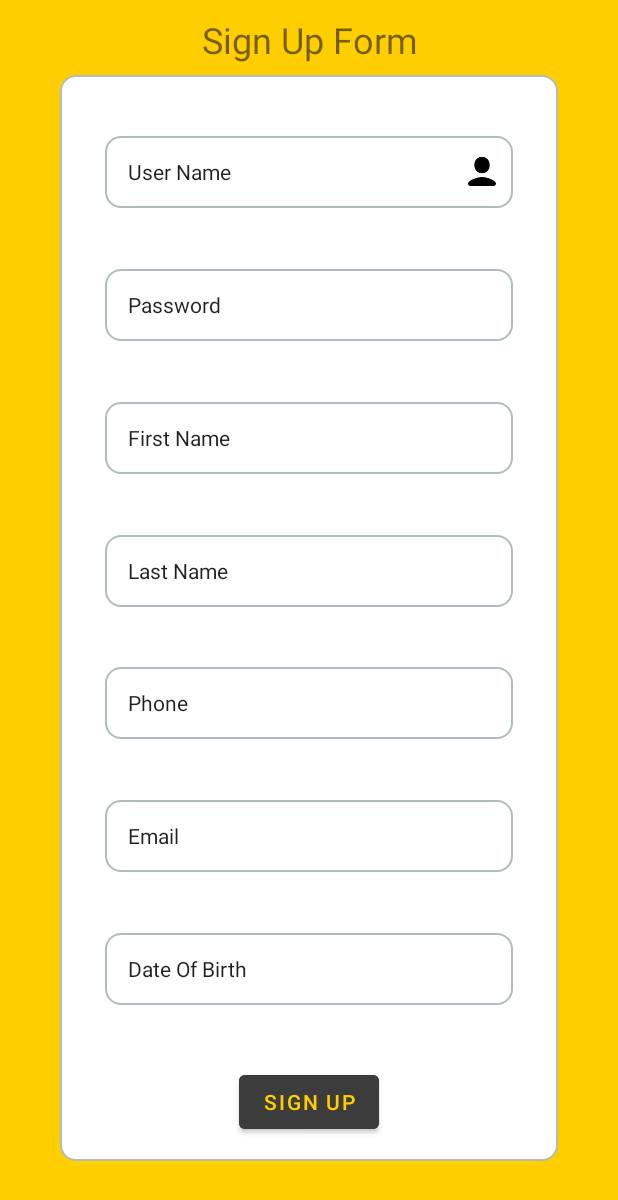
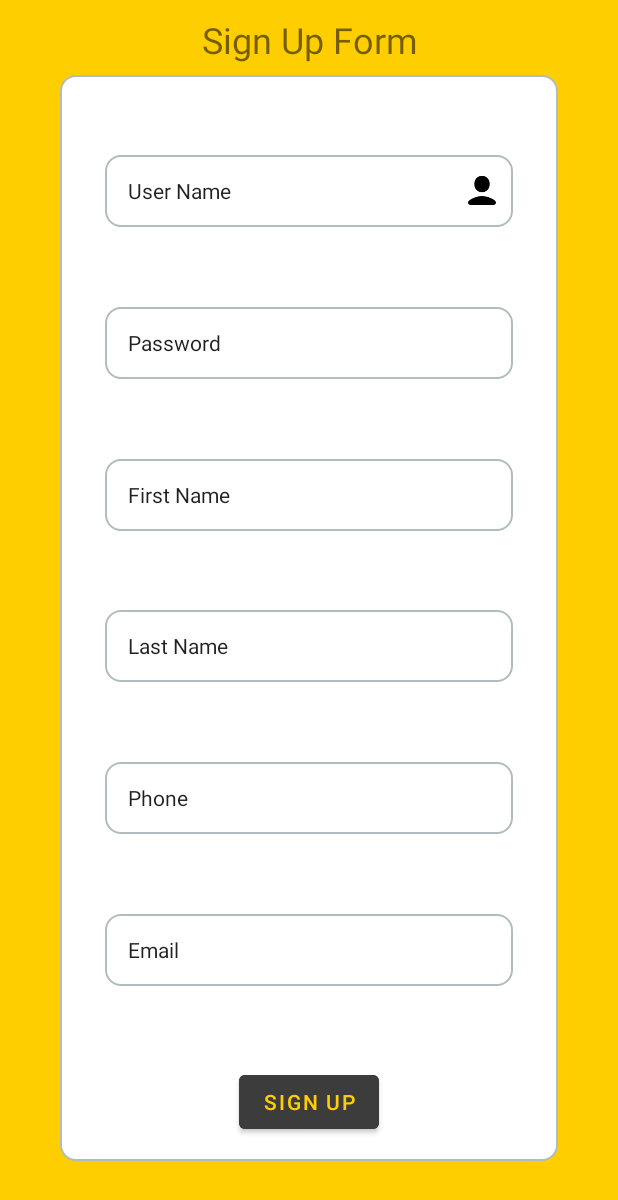
Before and after one commit to itayhashay/givit-android, an Android app: the SignupFragment screen opened through its navigation route, on a phone screen of 412 x 824 dp. Shown: the top 1200 px of the screen. Run offline under Robolectric (Android 15) with nearby library versions, the phone set to English and light mode, and no system bars; our stand-ins replace navigation-ui; 1 statement that could not run was skipped.

Commit message:
create login and signup logic

```diff
--- a/app/src/main/java/com/example/fragmenttest/MainFragment.java
+++ b/app/src/main/java/com/example/fragmenttest/MainFragment.java
@@ -57,12 +57,12 @@ public class MainFragment extends Fragment {
         TextView signupTv = view.findViewById(R.id.main_signup_tv);
         signupTv.setOnClickListener(Navigation.createNavigateOnClickListener(R.id.signupFragment));
 
-        Button userBtn = view.findViewById(R.id.main_user_btn);
+//        Button userBtn = view.findViewById(R.id.main_user_btn);
 
 //        userBtn.setOnClickListener(Navigation.createNavigateOnClickListener(R.id.user));
-        userBtn.setOnClickListener((view1) -> {
-            Navigation.findNavController(view).navigate(R.id.action_global_feedFragment);
-        });
+//        userBtn.setOnClickListener((view1) -> {
+//            Navigation.findNavController(view).navigate(R.id.action_global_feedFragment);
+//        });
 
 
         TextView titleTv = view.findViewById(R.id.loginfrag_title_tv);
--- a/app/src/main/java/com/example/fragmenttest/SignupFragment.java
+++ b/app/src/main/java/com/example/fragmenttest/SignupFragment.java
@@ -3,63 +3,59 @@ package com.example.fragmenttest;
 import android.os.Bundle;
 
 import androidx.fragment.app.Fragment;
+import androidx.navigation.Navigation;
 
+import android.util.Log;
 import android.view.LayoutInflater;
 import android.view.View;
 import android.view.ViewGroup;
+import android.widget.Button;
+import android.widget.EditText;
+import android.widget.Toast;
 
-/**
- * A simple {@link Fragment} subclass.
- * Use the {@link SignupFragment#newInstance} factory method to
- * create an instance of this fragment.
- */
+import com.example.fragmenttest.model.User;
+
+
 public class SignupFragment extends Fragment {
 
-    // TODO: Rename parameter arguments, choose names that match
-    // the fragment initialization parameters, e.g. ARG_ITEM_NUMBER
-    private static final String ARG_PARAM1 = "param1";
-    private static final String ARG_PARAM2 = "param2";
-
-    // TODO: Rename and change types of parameters
-    private String mParam1;
-    private String mParam2;
-
-    public SignupFragment() {
-        // Required empty public constructor
-    }
-
-    /**
-     * Use this factory method to create a new instance of
-     * this fragment using the provided parameters.
-     *
-     * @param param1 Parameter 1.
-     * @param param2 Parameter 2.
-     * @return A new instance of fragment SignupFragment.
-     */
-    // TODO: Rename and change types and number of parameters
-    public static SignupFragment newInstance(String param1, String param2) {
-        SignupFragment fragment = new SignupFragment();
-        Bundle args = new Bundle();
-        args.putString(ARG_PARAM1, param1);
-        args.putString(ARG_PARAM2, param2);
-        fragment.setArguments(args);
-        return fragment;
-    }
-
-    @Override
-    public void onCreate(Bundle savedInstanceState) {
-        super.onCreate(savedInstanceState);
-        if (getArguments() != null) {
-            mParam1 = getArguments().getString(ARG_PARAM1);
-            mParam2 = getArguments().getString(ARG_PARAM2);
-        }
-    }
+    EditText usernameEt;
+    EditText passwordEt;
+    EditText firstNameEt;
+    EditText lastNameEt;
+    EditText phoneEt;
+    EditText emailEt;
+    Button submitBtn;
+    User user;
+    String Password;
 
     @Override
     public View onCreateView(LayoutInflater inflater, ViewGroup container,
                              Bundle savedInstanceState) {
         // Inflate the layout for this fragment
-        return inflater.inflate(R.layout.fragment_signup, container, false);
+        View view = inflater.inflate(R.layout.fragment_signup, container, false);
+
+        usernameEt = view.findViewById(R.id.signup_username_pt);
+        emailEt = view.findViewById(R.id.signup_email_pt);
+        phoneEt = view.findViewById(R.id.signup_phone_pt);
+        firstNameEt = view.findViewById(R.id.signup_firstname_pt);
+        lastNameEt = view.findViewById(R.id.signup_lastname_pt);
+        passwordEt = view.findViewById(R.id.signup_password_pt);
+        submitBtn = view.findViewById(R.id.login_submit_btn);
+
+        submitBtn.setOnClickListener(new View.OnClickListener() {
+            @Override
+            public void onClick(View v) {
+                user = new User("1", usernameEt.getText().toString(), phoneEt.getText().toString(), firstNameEt.getText().toString(), lastNameEt.getText().toString(),emailEt.getText().toString());
+                Log.d("TAG", user.toString() + " " + passwordEt.getText().toString());
+                if(user.firstName.equals("") || user.firstName.equals("First Name") || user.lastName.equals("") || user.lastName.equals("Last Name") || user.username.equals("") || user.username.equals("User Name") || user.phone.equals("") || user.phone.equals("Phone") || user.email.equals("") || user.email.equals("Email") || passwordEt.getText().toString().equals("") || passwordEt.getText().toString().equals("Password")) {
+                    Toast.makeText(view.getContext(), "Please Don't Leave Empty Spaces", Toast.LENGTH_SHORT).show();
+                }else {
+                    Navigation.findNavController(view).navigate(SignupFragmentDirections.actionGlobalFeedFragment());
+                }
+            }
+        });
+
+        return view;
     }
 
     @Override
--- a/app/src/main/java/com/example/fragmenttest/model/Model.java
+++ b/app/src/main/java/com/example/fragmenttest/model/Model.java
@@ -20,7 +20,7 @@ public class Model {
     }
 
     private User createUser() {
-        return new User("1", "dauss", "0543453552");
+        return new User("1", "dauss", "0543453552", "Itay", "Dauss","dauss@gmail.com");
     }
 
     List<Item> itemsList = new LinkedList<>();
--- a/app/src/main/res/layout/fragment_signup.xml
+++ b/app/src/main/res/layout/fragment_signup.xml
@@ -24,7 +24,7 @@
         app:layout_constraintTop_toTopOf="parent">
 
         <Button
-            android:id="@+id/back_main_btn"
+            android:id="@+id/login_submit_btn"
             android:layout_width="wrap_content"
             android:layout_height="wrap_content"
             android:layout_marginBottom="15dp"
@@ -37,27 +37,7 @@
             app:layout_constraintStart_toStartOf="parent" />
 
         <EditText
-            android:id="@+id/signup_username_pt9"
-            android:layout_width="0dp"
-            android:layout_height="wrap_content"
-            android:layout_marginStart="30dp"
-            android:layout_marginEnd="30dp"
-            android:background="@drawable/layout_bg"
-            android:ems="10"
-            android:inputType="textPersonName"
-            android:minHeight="48dp"
-            android:padding="10dp"
-            android:paddingStart="15dp"
-            android:text="Date Of Birth"
-            android:textSize="14dp"
-            app:layout_constraintBottom_toTopOf="@+id/back_main_btn"
-            app:layout_constraintEnd_toEndOf="parent"
-            app:layout_constraintHorizontal_bias="0.5"
-            app:layout_constraintStart_toStartOf="parent"
-            app:layout_constraintTop_toBottomOf="@+id/signup_username_pt8" />
-
-        <EditText
-            android:id="@+id/signup_username_pt8"
+            android:id="@+id/signup_email_pt"
             android:layout_width="0dp"
             android:layout_height="wrap_content"
             android:layout_marginStart="30dp"
@@ -70,14 +50,14 @@
             android:paddingStart="15dp"
             android:text="Email"
             android:textSize="14dp"
-            app:layout_constraintBottom_toTopOf="@+id/signup_username_pt9"
+            app:layout_constraintBottom_toTopOf="@+id/login_submit_btn"
             app:layout_constraintEnd_toEndOf="parent"
             app:layout_constraintHorizontal_bias="0.5"
             app:layout_constraintStart_toStartOf="parent"
-            app:layout_constraintTop_toBottomOf="@+id/signup_username_pt7" />
+            app:layout_constraintTop_toBottomOf="@+id/signup_phone_pt" />
 
         <EditText
-            android:id="@+id/signup_username_pt4"
+            android:id="@+id/signup_password_pt"
             android:layout_width="0dp"
             android:layout_height="wrap_content"
             android:layout_marginStart="30dp"
@@ -90,14 +70,14 @@
             android:paddingStart="15dp"
             android:text="Password"
             android:textSize="14dp"
-            app:layout_constraintBottom_toTopOf="@+id/signup_username_pt6"
+            app:layout_constraintBottom_toTopOf="@+id/signup_firstname_pt"
             app:layout_constraintEnd_toEndOf="parent"
             app:layout_constraintHorizontal_bias="0.5"
             app:layout_constraintStart_toStartOf="parent"
             app:layout_constraintTop_toBottomOf="@+id/signup_username_pt" />
 
         <EditText
-            android:id="@+id/signup_username_pt5"
+            android:id="@+id/signup_lastname_pt"
             android:layout_width="0dp"
             android:layout_height="wrap_content"
             android:layout_marginStart="30dp"
@@ -110,14 +90,14 @@
             android:paddingStart="15dp"
             android:text="Last Name"
             android:textSize="14dp"
-            app:layout_constraintBottom_toTopOf="@+id/signup_username_pt7"
+            app:layout_constraintBottom_toTopOf="@+id/signup_phone_pt"
             app:layout_constraintEnd_toEndOf="parent"
             app:layout_constraintHorizontal_bias="0.5"
             app:layout_constraintStart_toStartOf="parent"
-            app:layout_constraintTop_toBottomOf="@+id/signup_username_pt6" />
+            app:layout_constraintTop_toBottomOf="@+id/signup_firstname_pt" />
 
         <EditText
-            android:id="@+id/signup_username_pt6"
+            android:id="@+id/signup_firstname_pt"
             android:layout_width="0dp"
             android:layout_height="wrap_content"
             android:layout_marginStart="30dp"
@@ -130,14 +110,14 @@
             android:paddingStart="15dp"
             android:text="First Name"
             android:textSize="14dp"
-            app:layout_constraintBottom_toTopOf="@+id/signup_username_pt5"
+            app:layout_constraintBottom_toTopOf="@+id/signup_lastname_pt"
             app:layout_constraintEnd_toEndOf="parent"
             app:layout_constraintHorizontal_bias="0.5"
             app:layout_constraintStart_toStartOf="parent"
-            app:layout_constraintTop_toBottomOf="@+id/signup_username_pt4" />
+            app:layout_constraintTop_toBottomOf="@+id/signup_password_pt" />
 
         <EditText
-            android:id="@+id/signup_username_pt7"
+            android:id="@+id/signup_phone_pt"
             android:layout_width="0dp"
             android:layout_height="wrap_content"
             android:layout_marginStart="30dp"
@@ -150,11 +130,11 @@
             android:paddingStart="15dp"
             android:text="Phone"
             android:textSize="14dp"
-            app:layout_constraintBottom_toTopOf="@+id/signup_username_pt8"
+            app:layout_constraintBottom_toTopOf="@+id/signup_email_pt"
             app:layout_constraintEnd_toEndOf="parent"
             app:layout_constraintHorizontal_bias="0.5"
             app:layout_constraintStart_toStartOf="parent"
-            app:layout_constraintTop_toBottomOf="@+id/signup_username_pt5" />
+            app:layout_constraintTop_toBottomOf="@+id/signup_lastname_pt" />
 
         <EditText
             android:id="@+id/signup_username_pt"
@@ -170,7 +150,7 @@
             android:paddingStart="15dp"
             android:text="User Name"
             android:textSize="14dp"
-            app:layout_constraintBottom_toTopOf="@+id/signup_username_pt4"
+            app:layout_constraintBottom_toTopOf="@+id/signup_password_pt"
             app:layout_constraintEnd_toEndOf="parent"
             app:layout_constraintHorizontal_bias="0.5"
             app:layout_constraintStart_toStartOf="parent"
--- a/app/src/main/res/navigation/nav_graph.xml
+++ b/app/src/main/res/navigation/nav_graph.xml
@@ -28,6 +28,9 @@
         <argument
             android:name="appTitle"
             app:argType="string" />
+        <action
+            android:id="@+id/action_loginFragment_to_signupFragment"
+            app:destination="@id/signupFragment" />
     </fragment>
     <action android:id="@+id/action_global_loginFragment" app:destination="@id/loginFragment" />
     <fragment
```
Also changed, not shown: app/src/main/java/com/example/fragmenttest/LoginFragment.java (+22 -17 lines), app/src/main/java/com/example/fragmenttest/model/User.java (+12 -1 lines), app/src/main/res/layout/fragment_login.xml (+10 -10 lines), app/src/main/res/layout/fragment_main.xml (+0 -11 lines).
